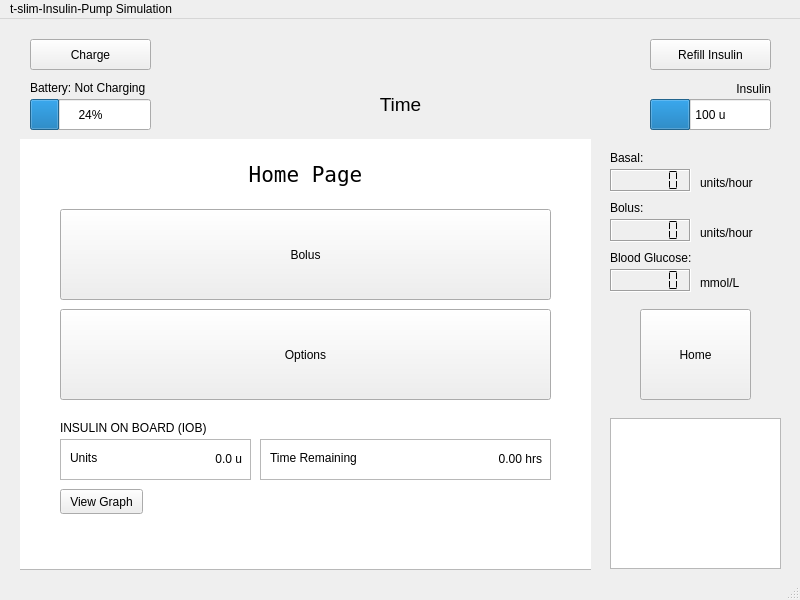
llinhir/t-slim-Insulin-Pump-Simulation, file Code/mainwindow.ui: the form before one commit.
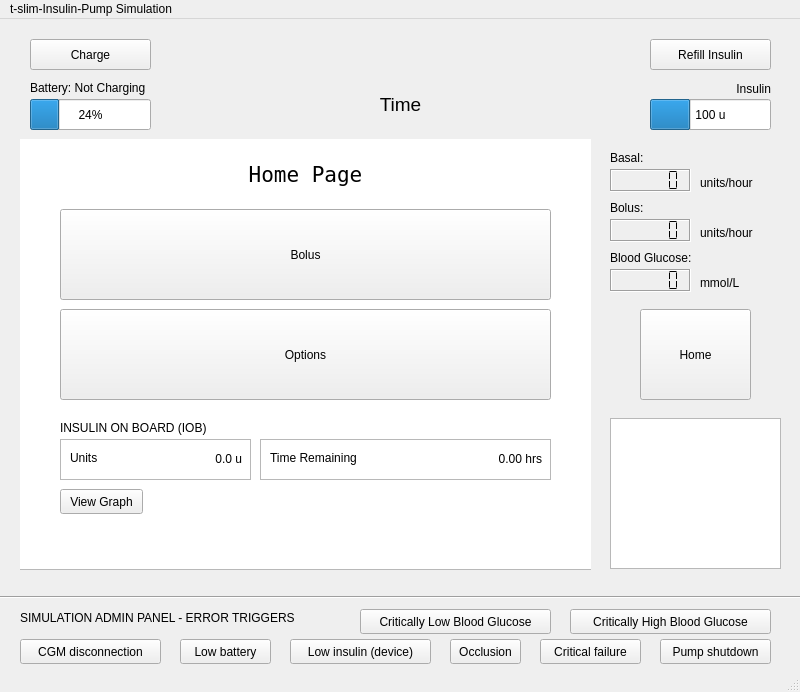
The form after the commit. The open tabs and pages were chosen to show the change.

What changed in the file:
```diff
--- a/Code/mainwindow.ui
+++ b/Code/mainwindow.ui
@@ -7,7 +7,7 @@
     <x>0</x>
     <y>0</y>
     <width>800</width>
-    <height>600</height>
+    <height>692</height>
    </rect>
   </property>
   <property name="windowTitle">
@@ -2013,6 +2013,136 @@
        <set>Qt::AlignBottom|Qt::AlignLeading|Qt::AlignLeft</set>
       </property>
      </widget>
+     <widget class="QLabel" name="label_34">
+      <property name="geometry">
+       <rect>
+        <x>20</x>
+        <y>550</y>
+        <width>311</width>
+        <height>17</height>
+       </rect>
+      </property>
+      <property name="text">
+       <string>SIMULATION ADMIN PANEL - ERROR TRIGGERS</string>
+      </property>
+     </widget>
+     <widget class="Line" name="line">
+      <property name="geometry">
+       <rect>
+        <x>0</x>
+        <y>530</y>
+        <width>801</width>
+        <height>16</height>
+       </rect>
+      </property>
+      <property name="orientation">
+       <enum>Qt::Horizontal</enum>
+      </property>
+     </widget>
+     <widget class="QPushButton" name="CGMdisconnectButton">
+      <property name="geometry">
+       <rect>
+        <x>20</x>
+        <y>580</y>
+        <width>141</width>
+        <height>25</height>
+       </rect>
+      </property>
+      <property name="text">
+       <string>CGM disconnection</string>
+      </property>
+     </widget>
+     <widget class="QPushButton" name="lowBatteryButton">
+      <property name="geometry">
+       <rect>
+        <x>180</x>
+        <y>580</y>
+        <width>91</width>
+        <height>25</height>
+       </rect>
+      </property>
+      <property name="text">
+       <string>Low battery</string>
+      </property>
+     </widget>
+     <widget class="QPushButton" name="lowInsulinButton">
+      <property name="geometry">
+       <rect>
+        <x>290</x>
+        <y>580</y>
+        <width>141</width>
+        <height>25</height>
+       </rect>
+      </property>
+      <property name="text">
+       <string>Low insulin (device)</string>
+      </property>
+     </widget>
+     <widget class="QPushButton" name="occlusionButton">
+      <property name="geometry">
+       <rect>
+        <x>450</x>
+        <y>580</y>
+        <width>71</width>
+        <height>25</height>
+       </rect>
+      </property>
+      <property name="text">
+       <string>Occlusion</string>
+      </property>
+     </widget>
+     <widget class="QPushButton" name="criticalFailureButton">
+      <property name="geometry">
+       <rect>
+        <x>540</x>
+        <y>580</y>
+        <width>101</width>
+        <height>25</height>
+       </rect>
+      </property>
+      <property name="text">
+       <string>Critical failure</string>
+      </property>
+     </widget>
+     <widget class="QPushButton" name="pumpShutdownButton">
+      <property name="geometry">
+       <rect>
+        <x>660</x>
+        <y>580</y>
+        <width>111</width>
+        <height>25</height>
+       </rect>
+      </property>
+      <property name="text">
+       <string>Pump shutdown</string>
+      </property>
+     </widget>
+     <widget class="QPushButton" name="lowBGButton">
+      <property name="geometry">
+       <rect>
+        <x>360</x>
+        <y>550</y>
+        <width>191</width>
+        <height>25</height>
+       </rect>
+      </property>
+      <property name="text">
+       <string>Critically Low Blood Glucose</string>
+      </property>
+     </widget>
+     <widget class="QPushButton" name="highBGButton">
+      <property name="geometry">
+       <rect>
+        <x>570</x>
+        <y>550</y>
+        <width>201</width>
+        <height>25</height>
+       </rect>
+      </property>
+      <property name="text">
+       <string>Critically High Blood Glucose</string>
+      </property>
+     </widget>
      <zorder>stackedWidget</zorder>
      <zorder>homeButton</zorder>
      <zorder>insulinBar</zorder>
```
Left out of the diff: 12 changed lines with no effect on the pictures.
